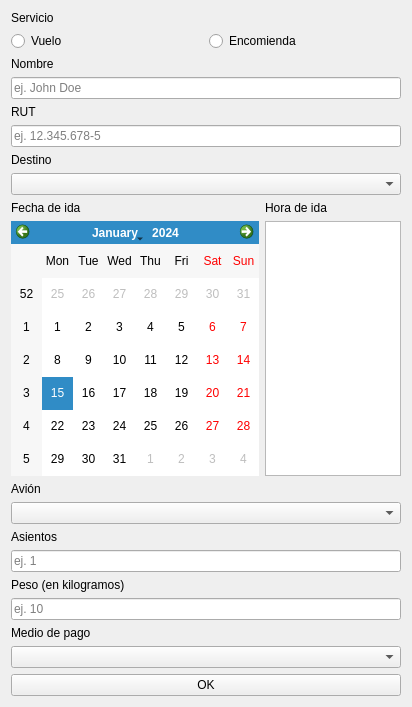
First picture: the form in ui/ClientWidget.ui, repository esteuwu/AeroChinquihue, before the edit.
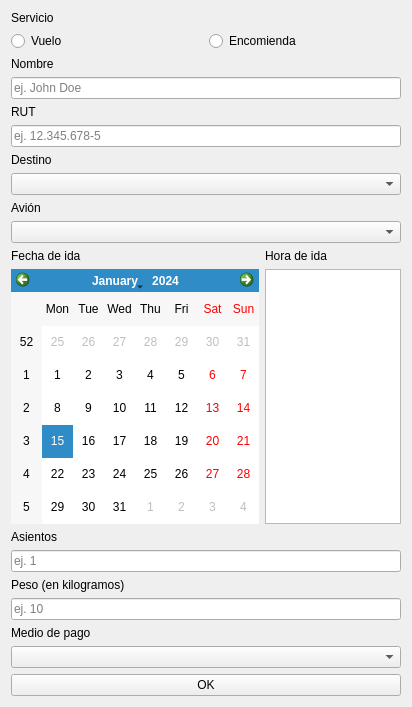
Second picture: the form after the edit.

```diff
--- a/ui/ClientWidget.ui
+++ b/ui/ClientWidget.ui
@@ -85,6 +85,16 @@
      <item>
       <widget class="QComboBox" name="destination"/>
      </item>
+     <item>
+      <widget class="QLabel" name="airplane_label">
+       <property name="text">
+        <string>Avión</string>
+       </property>
+      </widget>
+     </item>
+     <item>
+      <widget class="QComboBox" name="airplane"/>
+     </item>
      <item>
       <layout class="QHBoxLayout" name="horizontalLayout_2">
        <item>
@@ -117,16 +127,6 @@
        </item>
       </layout>
      </item>
-     <item>
-      <widget class="QLabel" name="airplane_label">
-       <property name="text">
-        <string>Avión</string>
-       </property>
-      </widget>
-     </item>
-     <item>
-      <widget class="QComboBox" name="airplane"/>
-     </item>
      <item>
       <widget class="QLabel" name="seats_label">
        <property name="text">
```
